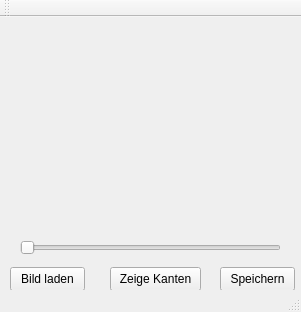
Old version of the form mainwindow.ui in the repository aafifi91/VocabularyTrainer.
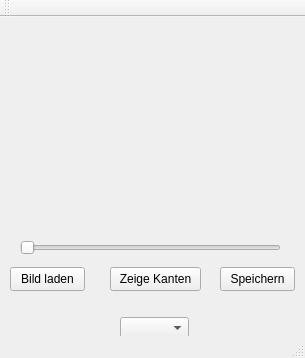
New version of the form.

Commit message: added vocabulary for language selection use lang.txt for languages and other .txt file names as identifier for object also please add install argument to make in Projects to correctly copy files over when compiling

```diff
--- a/mainwindow.ui
+++ b/mainwindow.ui
@@ -6,8 +6,8 @@
    <rect>
     <x>0</x>
     <y>0</y>
-    <width>301</width>
-    <height>312</height>
+    <width>305</width>
+    <height>358</height>
    </rect>
   </property>
   <property name="windowTitle">
@@ -85,6 +85,16 @@
      <string/>
     </property>
    </widget>
+   <widget class="QComboBox" name="langBox">
+    <property name="geometry">
+     <rect>
+      <x>120</x>
+      <y>300</y>
+      <width>69</width>
+      <height>22</height>
+     </rect>
+    </property>
+   </widget>
   </widget>
   <widget class="QToolBar" name="mainToolBar">
    <attribute name="toolBarArea">
```
The commit also changes 6 other files.
